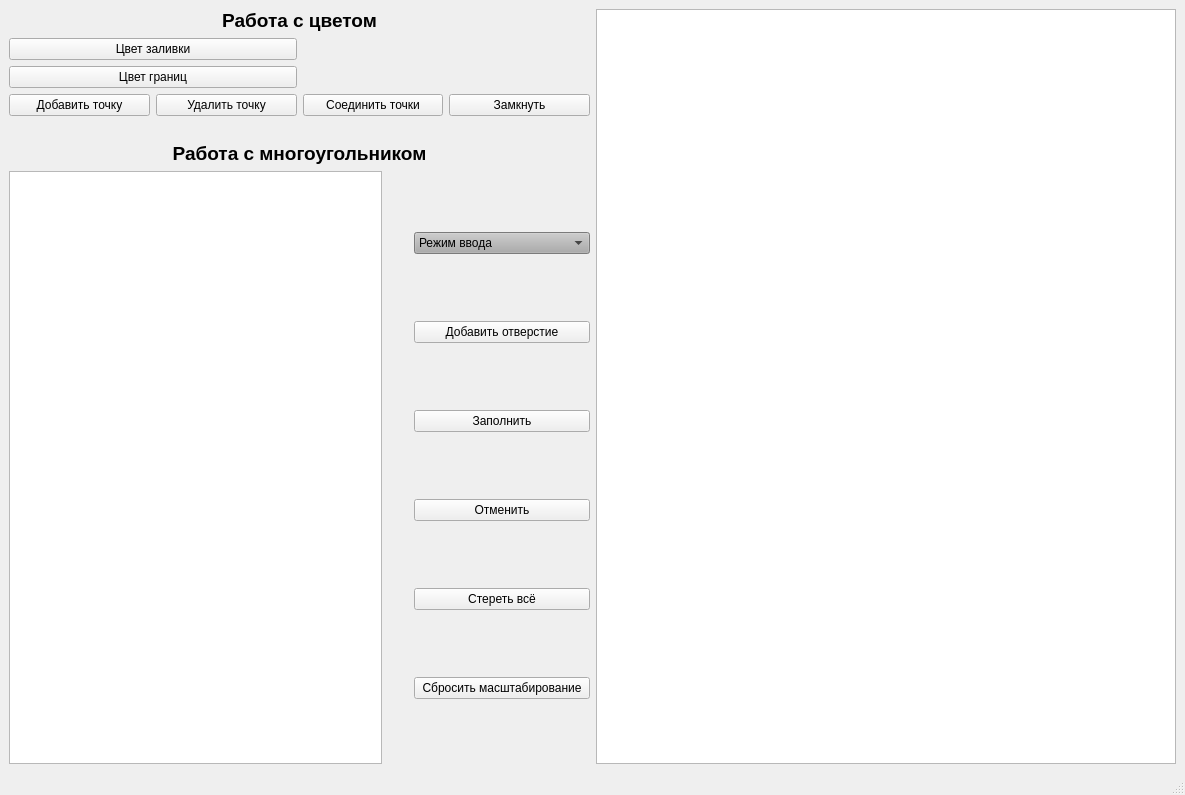
Qt form lab_05/mainwindow.ui (NastyaAR/cg-2023) before a commit.
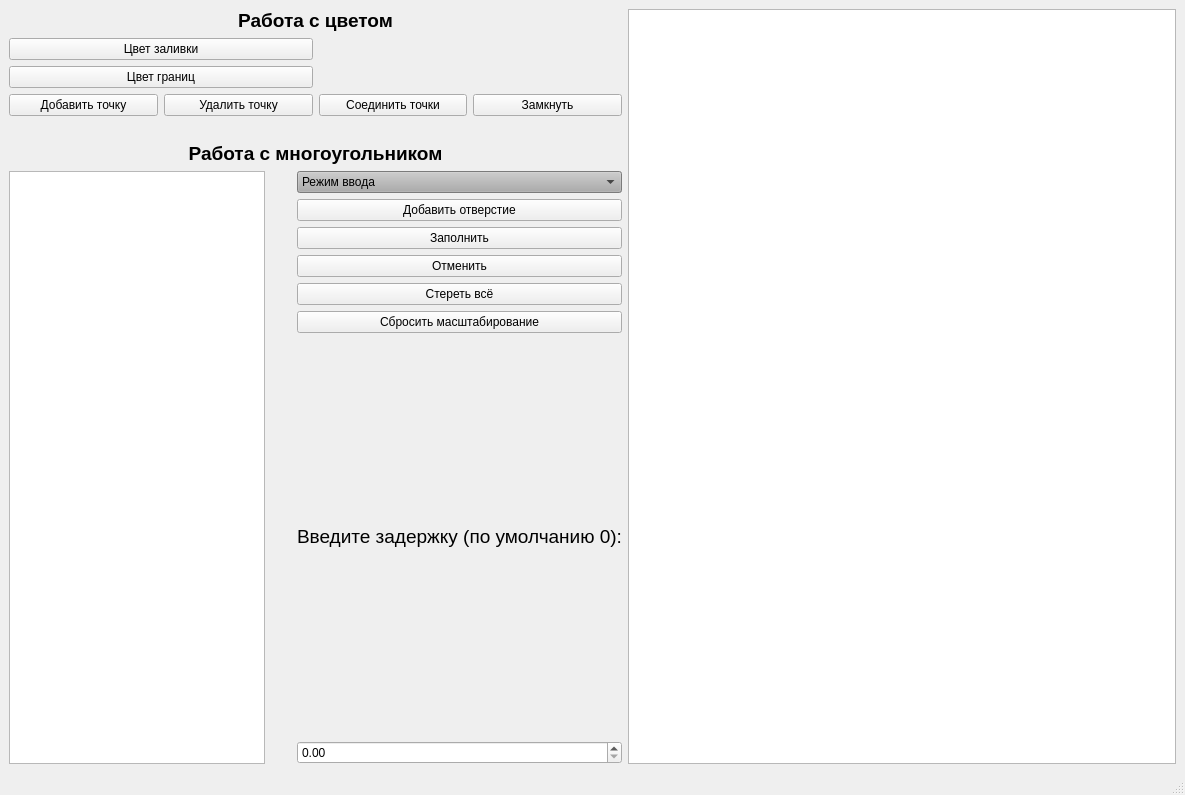
The same form after that commit.

Diff of the .ui file:
```diff
--- a/lab_05/mainwindow.ui
+++ b/lab_05/mainwindow.ui
@@ -193,6 +193,16 @@
             </property>
            </widget>
           </item>
+          <item>
+           <widget class="QLabel" name="label_5">
+            <property name="text">
+             <string>&lt;html&gt;&lt;head/&gt;&lt;body&gt;&lt;p align=&quot;center&quot;&gt;&lt;span style=&quot; font-size:14pt;&quot;&gt;Введите задержку (по умолчанию 0):&lt;/span&gt;&lt;/p&gt;&lt;/body&gt;&lt;/html&gt;</string>
+            </property>
+           </widget>
+          </item>
+          <item>
+           <widget class="QDoubleSpinBox" name="doubleSpinBox"/>
+          </item>
          </layout>
         </item>
        </layout>
```
